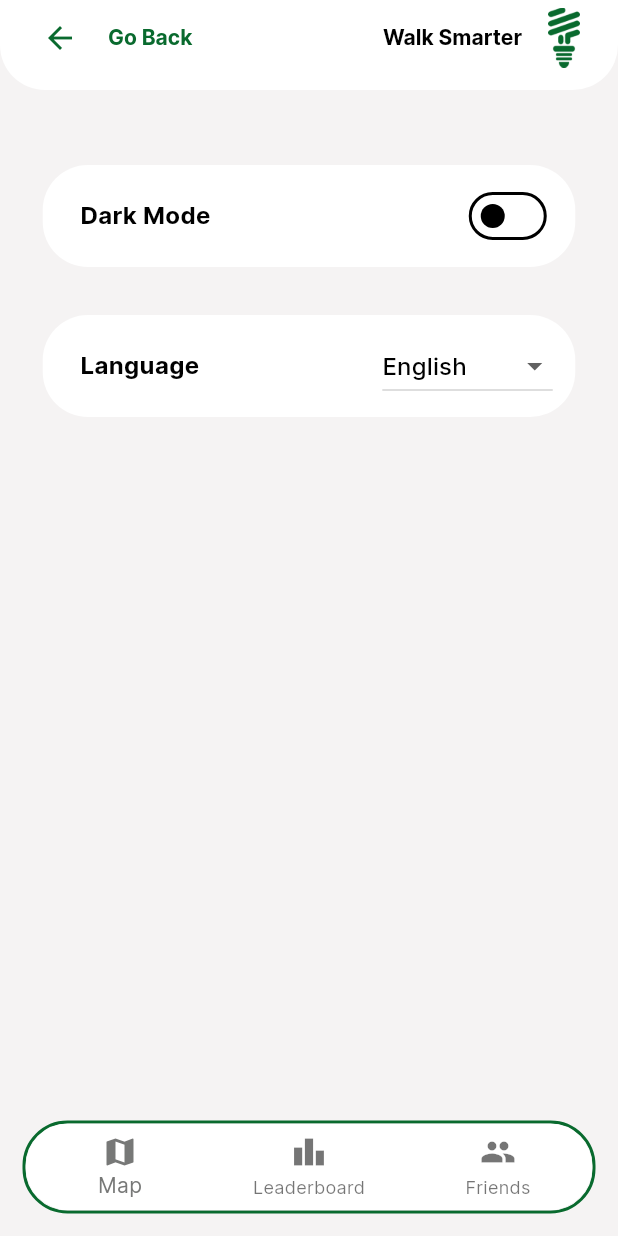
After one commit to NHL-P4-INF1C/WalkSmarter, a Flutter app: the ProfileAppSettings screen opened by its route, on a phone screen of 412 x 824 dp. The commit adds this screen. Run offline on Flutter 3.47's test engine with Material 3 defaults, Android fonts, the phone set to English and light mode, and no system bars; our stand-ins replace flutter_dotenv, flutter_secure_storage, image_picker, pocketbase; accounts and stored records are empty.

Commit message:
feat: created app settings page with placeholders for dark mode and language selection

```diff
--- a/lib/main.dart
+++ b/lib/main.dart
@@ -1,5 +1,6 @@
 import 'package:flutter/material.dart';
 import 'changeusername.dart';
+import 'profileappsettings.dart';
 import 'profilesettings.dart';
 import 'profileusersettings.dart';
 import 'loginpage.dart';
@@ -44,6 +45,7 @@ class MyApp extends StatelessWidget {
         '/profilepage': (context) => ProfilePage(),
         '/profilepagesettings': (context) => ProfilePageSettings(),
         '/profileusersettings': (context) => ProfileUserSettings(),
+        '/profileappsettings': (context) => ProfileAppSettings(),
         '/changeusername': (context) => ChangeUsernamePage(userId: 'l9vygx1ssoio1ny', currentUsername: 'lars',),
         '/questionpage': (context) => QuestionPage(),
         '/informationpage': (context) => InformationPage(),
--- /dev/null
+++ b/lib/profileappsettings.dart
@@ -0,0 +1,207 @@
+import 'package:flutter/material.dart';
+
+class ProfileAppSettings extends StatefulWidget {
+  @override
+  State<ProfileAppSettings> createState() => _ProfileAppSettingsState();
+}
+
+class _ProfileAppSettingsState extends State<ProfileAppSettings> {
+  int currentIndex = 0;
+  bool isDarkMode = false;
+  String selectedLanguage = 'English'; // State variable for language selection
+
+  @override
+  Widget build(BuildContext context) {
+    return Scaffold(
+      backgroundColor: Color.fromARGB(255, 245, 243, 243),
+      appBar: PreferredSize(
+        preferredSize: Size.fromHeight(60.0),
+        child: AppBar(
+          toolbarHeight: 50,
+          automaticallyImplyLeading: false,
+          title: Row(
+            crossAxisAlignment: CrossAxisAlignment.center,
+            children: [
+              IconButton(
+                icon: Icon(Icons.arrow_back, color: Color(0xFF096A2E)),
+                onPressed: () {
+                  Navigator.pushNamed(context, '/profilepagesettings');
+                },
+              ),
+              SizedBox(width: 8),
+              Row(
+                children: [
+                  Text(
+                    'Go Back',
+                    style: TextStyle(fontSize: 14, fontWeight: FontWeight.bold, color: Color(0xFF096A2E)),
+                  ),
+                  SizedBox(width: 8),
+                ],
+              ),
+              Expanded(
+                child: Row(
+                  mainAxisAlignment: MainAxisAlignment.end,
+                  children: [
+                    Text(
+                      'Walk Smarter',
+                      style: TextStyle(fontSize: 14, fontWeight: FontWeight.bold),
+                    ),
+                    SizedBox(width: 8),
+                    Image(
+                      image: AssetImage('assets/walksmarterlogo.png'),
+                      height: 40,
+                      width: 40,
+                    ),
+                  ],
+                ),
+              ),
+            ],
+          ),
+          backgroundColor: Colors.white,
+          shape: RoundedRectangleBorder(
+            borderRadius: BorderRadius.only(
+              bottomLeft: Radius.circular(30),
+              bottomRight: Radius.circular(30),
+            ),
+          ),
+        ),
+      ),
+      body: SingleChildScrollView(
+        child: Container(
+          height: 600,
+          decoration: BoxDecoration(
+            color: Color.fromARGB(255, 245, 243, 243),
+          ),
+          child: Center(
+            child: Stack(
+              alignment: Alignment.center,
+              children: [
+                Positioned(
+                  top: 50,
+                  child: Container(
+                    width: 355,
+                    decoration: BoxDecoration(
+                      color: Color.fromARGB(255, 255, 255, 255),
+                      borderRadius: BorderRadius.circular(30),
+                    ),
+                    padding: EdgeInsets.symmetric(vertical: 10, horizontal: 15),
+                    child: Row(
+                      mainAxisSize: MainAxisSize.min,
+                      children: [
+                        SizedBox(width: 10),
+                        Text(
+                          'Dark Mode',
+                          style: TextStyle(fontSize: 16, fontWeight: FontWeight.bold, color: Color.fromARGB(255, 0, 0, 0)),
+                        ),
+                        Spacer(),
+                        Transform.scale(
+                          scale: 1.0,
+                          child: Switch(
+                            value: isDarkMode,
+                            onChanged: (value) {
+                              setState(() {
+                                isDarkMode = value;
+                              });
+                            },
+                          ),
+                        ),
+                      ],
+                    ),
+                  ),
+                ),
+                Positioned(
+                  top: 150,
+                  child: Container(
+                    width: 355,
+                    decoration: BoxDecoration(
+                      color: Color.fromARGB(255, 255, 255, 255),
+                      borderRadius: BorderRadius.circular(30),
+                    ),
+                    padding: EdgeInsets.symmetric(vertical: 10, horizontal: 15),
+                    child: Row(
+                      mainAxisSize: MainAxisSize.min,
+                      children: [
+                        SizedBox(width: 10),
+                        Text(
+                          'Language',
+                          style: TextStyle(fontSize: 16, fontWeight: FontWeight.bold, color: Color.fromARGB(255, 0, 0, 0)),
+                        ),
+                        Spacer(),
+                        DropdownButton<String>(
+                          value: selectedLanguage,
+                          items: <String>['English', 'Nederlands'].map<DropdownMenuItem<String>>((String value) {
+                            return DropdownMenuItem<String>(
+                              value: value,
+                              child: Text(value),
+                            );
+                          }).toList(),
+                          onChanged: (String? newValue) {
+                            setState(() {
+                              selectedLanguage = newValue!;
+                            });
+                          },
+                        ),
+                      ],
+                    ),
+                  ),
+                ),
+              ],
+            ),
+          ),
+        ),
+      ),
+      bottomNavigationBar: Padding(
+        padding: EdgeInsets.only(bottom: 15.0, left: 15.0, right: 15.0),
+        child: Container(
+          decoration: BoxDecoration(
+            color: Colors.white,
+            borderRadius: BorderRadius.circular(30.0),
+            border: Border.all(
+              color: Color(0xFF096A2E),
+              width: 2.0,
+            ),
+          ),
+          child: ClipRRect(
+            borderRadius: BorderRadius.circular(30.0),
+            child: BottomNavigationBar(
+              items: const <BottomNavigationBarItem>[
+                BottomNavigationBarItem(
+                  icon: Icon(Icons.map),
+                  label: 'Map',
+                ),
+                BottomNavigationBarItem(
+                  icon: Icon(Icons.leaderboard),
+                  label: 'Leaderboard',
+                ),
+                BottomNavigationBarItem(
+                  icon: Icon(Icons.group),
+                  label: 'Friends',
+                ),
+              ],
+              selectedItemColor: Color.fromARGB(255, 119, 120, 119),
+              currentIndex: currentIndex,
+              onTap: (index) {
+                setState(() {
+                  currentIndex = index;
+                  switch (index) {
+                    case 0:
+                      Navigator.pushNamed(context, '/homepage');
+                      break;
+                    case 1:
+                      Navigator.pushNamed(context, '/leaderboard');
+                      break;
+                    case 2:
+                      Navigator.pushNamed(context, '/friends');
+                      break;
+                    default:
+                      break;
+                  }
+                });
+              },
+            ),
+          ),
+        ),
+      ),
+    );
+  }
+}
--- a/lib/profilesettings.dart
+++ b/lib/profilesettings.dart
@@ -4,6 +4,7 @@ import 'package:walk_smarter/loginpage.dart';
 import 'package:pocketbase/pocketbase.dart';
 import 'dart:convert';
 
+import 'profileappsettings.dart';
 import 'profileusersettings.dart';
 
 final pb = PocketBase('https://inf1c-p4-pocketbase.bramsuurd.nl');
@@ -184,6 +185,12 @@ class _ProfilePageSettingsState extends State<ProfilePageSettings> {
                 ),
                 Positioned(
                   top: 310,
+                  child: GestureDetector(
+                    onTap: () {
+                      Navigator.of(context).push(MaterialPageRoute(
+                        builder: (context) => ProfileAppSettings(),
+                      ));
+                    },
                     child: Container(
                       width: 355,
                       decoration: BoxDecoration(
@@ -205,6 +212,7 @@ class _ProfilePageSettingsState extends State<ProfilePageSettings> {
                             style: TextStyle(fontSize: 16, fontWeight: FontWeight.bold, color: Color.fromARGB(255, 0, 0, 0)),
                           ),
                         ],
+                      ),
                     ),
                   ),
                 ),
```
Lines whose indentation alone changed are shown as unchanged.
